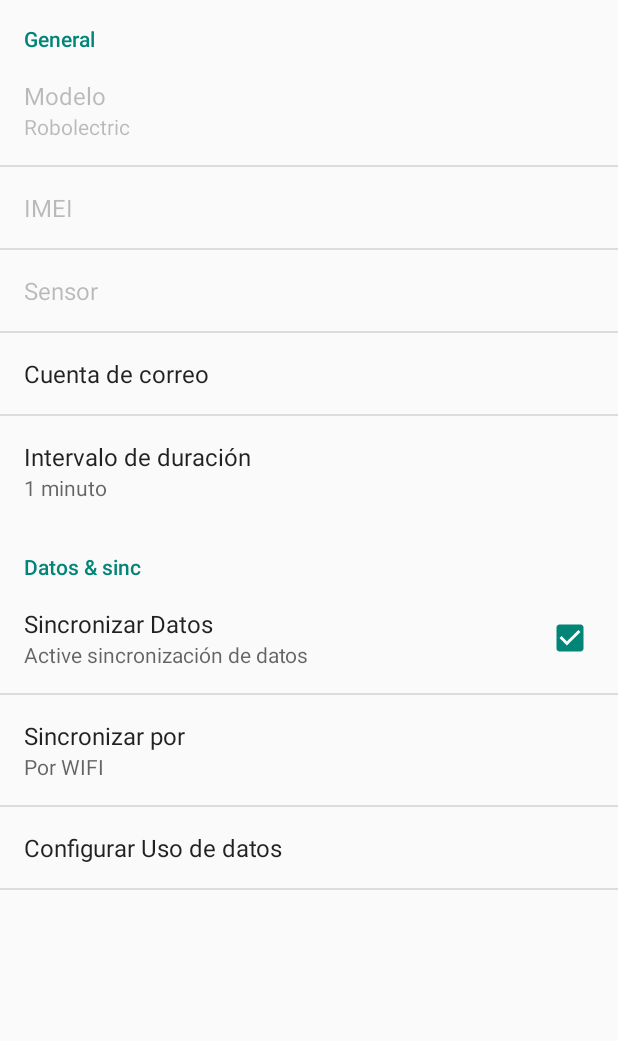
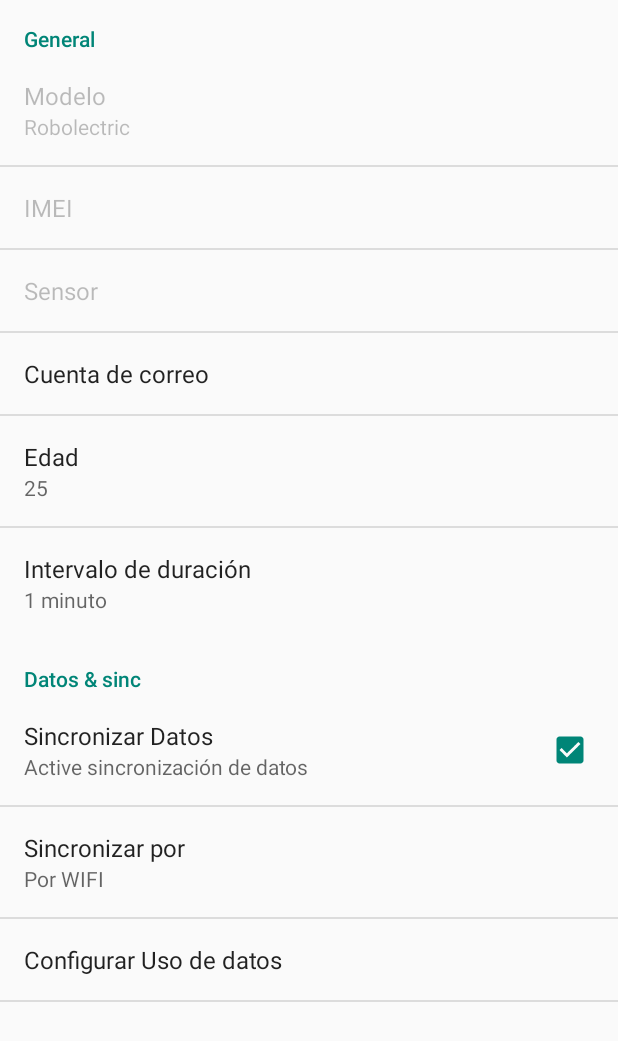
Before and after one commit to MobileActivityRecognition/HARService, an Android app: the SettingsActivity screen opened directly, with no data from a screen before it, on a phone screen of 412 x 824 dp. Shown: the top 1041 px of the screen. Run offline under Robolectric (Android 15) with nearby library versions, the phone set to English and light mode, and no system bars.

Commit message:
- Improvements: Age input preference and preference for input when is not complete

```diff
--- a/ActivityRecognitionSurvey/src/main/java/org/harsurvey/android/cards/Card.java
+++ b/ActivityRecognitionSurvey/src/main/java/org/harsurvey/android/cards/Card.java
@@ -146,7 +146,6 @@ public class Card {
                 cardView.findViewById(R.id.card_content).setVisibility(View.GONE);
             }
 
-
             ViewGroup actionArea = (ViewGroup) cardView.findViewById(R.id.card_actionarea);
 
             // Inflate all action views.
--- a/ActivityRecognitionSurvey/src/main/java/org/harsurvey/android/survey/SettingsActivity.java
+++ b/ActivityRecognitionSurvey/src/main/java/org/harsurvey/android/survey/SettingsActivity.java
@@ -32,6 +32,10 @@ import android.preference.PreferenceFragment;
 import android.preference.PreferenceManager;
 
 import org.harsurvey.android.util.Constants;
+
+import java.util.ArrayList;
+import java.util.Arrays;
+import java.util.List;
 
 
 /**
@@ -128,23 +132,34 @@ public class SettingsActivity extends PreferenceActivity {
 
         // Trigger the listener immediately with the preference's
         // current value.
-        sBindPreferenceSummaryToValueListener.onPreferenceChange(preference,
-                PreferenceManager
-                        .getDefaultSharedPreferences(preference.getContext())
-                        .getString(preference.getKey(), ""));
+        Object value = null;
+        if (preference.getKey().equalsIgnoreCase("year_age")) {
+            value = PreferenceManager
+                    .getDefaultSharedPreferences(preference.getContext())
+                    .getInt(preference.getKey(), 25) + "";
+        }
+        else {
+            value = PreferenceManager
+                    .getDefaultSharedPreferences(preference.getContext())
+                    .getString(preference.getKey(), "");
+        }
+        sBindPreferenceSummaryToValueListener.onPreferenceChange(preference, value);
     }
 
     private static void bindPreferenceAccountNames(Preference preference, Activity activity) {
         ListPreference prefs = ((ListPreference) preference);
         AccountManager manager = (AccountManager) activity.getSystemService(ACCOUNT_SERVICE);
         Account[] list = manager.getAccounts();
-        String[] values = new String[list.length];
+        List<String> values = new ArrayList<>();
         int i = 0;
         for (Account account: list) {
-            values[i++] = account.name;
+            if (account.name.contains("@")) {
+                values.add(account.name);
+            }
         }
-        prefs.setEntryValues(values);
-        prefs.setEntries(values);
+        String[] realValues = values.toArray(new String[values.size()]);
+        prefs.setEntryValues(realValues);
+        prefs.setEntries(realValues);
     }
 
     @TargetApi(Build.VERSION_CODES.HONEYCOMB)
@@ -159,13 +174,15 @@ public class SettingsActivity extends PreferenceActivity {
             Activity context = getActivity();
             bindPreferenceAccountNames(findPreference(
                     Constants.getStringResource(context,
-                    R.string.pref_key_name)), context);
+                            R.string.pref_key_name)), context);
             bindPreferenceSummaryToValue(findPreference(Constants.getStringResource(context,
                     R.string.pref_key_model)));
             bindPreferenceSummaryToValue(findPreference(Constants.getStringResource(context,
                     R.string.pref_key_imei)));
             bindPreferenceSummaryToValue(findPreference(Constants.getStringResource(context,
                     R.string.pref_key_name)));
+            bindPreferenceSummaryToValue(findPreference(Constants.getStringResource(context,
+                    R.string.pref_key_age)));
             bindPreferenceSummaryToValue(findPreference(Constants.getStringResource(context,
                     R.string.pref_key_sensor)));
             bindPreferenceSummaryToValue(findPreference(Constants.getStringResource(context,
@@ -175,4 +192,24 @@ public class SettingsActivity extends PreferenceActivity {
         }
     }
 
+    @TargetApi(Build.VERSION_CODES.HONEYCOMB)
+    public static class AccountFragment extends PreferenceFragment {
+
+        @Override
+        public void onCreate(Bundle savedInstanceState) {
+            super.onCreate(savedInstanceState);
+            addPreferencesFromResource(R.xml.register);
+
+
+            Activity context = getActivity();
+            bindPreferenceAccountNames(findPreference(
+                    Constants.getStringResource(context,
+                            R.string.pref_key_name)), context);
+            bindPreferenceSummaryToValue(findPreference(Constants.getStringResource(context,
+                    R.string.pref_key_name)));
+            bindPreferenceSummaryToValue(findPreference(Constants.getStringResource(context,
+                    R.string.pref_key_age)));
+        }
+    }
+
 }
--- /dev/null
+++ b/ActivityRecognitionSurvey/src/main/java/org/harsurvey/android/util/NumberPickerPreference.java
@@ -0,0 +1,105 @@
+/*
+ * HARService: Activity Recognition Service
+ * Copyright (C) 2015 agimenez
+ *
+ * Licensed under the Apache License, Version 2.0 (the "License");
+ * you may not use this file except in compliance with the License.
+ * You may obtain a copy of the License at
+ *
+ *           http://www.apache.org/licenses/LICENSE-2.0
+ *
+ * Unless required by applicable law or agreed to in writing, software
+ * distributed under the License is distributed on an "AS IS" BASIS,
+ * WITHOUT WARRANTIES OR CONDITIONS OF ANY KIND, either express or implied.
+ * See the License for the specific language governing permissions and
+ * limitations under the License.
+ */
+
+package org.harsurvey.android.util;
+
+import android.content.Context;
+import android.content.res.TypedArray;
+import android.preference.DialogPreference;
+import android.util.AttributeSet;
+import android.view.Gravity;
+import android.view.View;
+import android.view.ViewGroup;
+import android.widget.FrameLayout;
+import android.widget.NumberPicker;
+
+/**
+ * Pick preference.
+ */
+public class NumberPickerPreference extends DialogPreference {
+
+    // allowed range
+    public static final int MAX_VALUE = 80;
+    public static final int MIN_VALUE = 4;
+    // enable or disable the 'circular behavior'
+    public static final boolean WRAP_SELECTOR_WHEEL = true;
+
+    private NumberPicker picker;
+    private int value;
+
+    public NumberPickerPreference(Context context, AttributeSet attrs) {
+        super(context, attrs);
+    }
+
+    public NumberPickerPreference(Context context, AttributeSet attrs, int defStyleAttr) {
+        super(context, attrs, defStyleAttr);
+    }
+
+    @Override
+    protected View onCreateDialogView() {
+        FrameLayout.LayoutParams layoutParams = new FrameLayout.LayoutParams(
+                ViewGroup.LayoutParams.WRAP_CONTENT, ViewGroup.LayoutParams.WRAP_CONTENT);
+        layoutParams.gravity = Gravity.CENTER;
+
+        picker = new NumberPicker(getContext());
+        picker.setLayoutParams(layoutParams);
+
+        FrameLayout dialogView = new FrameLayout(getContext());
+        dialogView.addView(picker);
+
+        return dialogView;
+    }
+
+    @Override
+    protected void onBindDialogView(View view) {
+        super.onBindDialogView(view);
+        picker.setMinValue(MIN_VALUE);
+        picker.setMaxValue(MAX_VALUE);
+        picker.setWrapSelectorWheel(WRAP_SELECTOR_WHEEL);
+        picker.setValue(getValue());
+    }
+
+    @Override
+    protected void onDialogClosed(boolean positiveResult) {
+        if (positiveResult) {
+            picker.clearFocus();
+            int newValue = picker.getValue();
+            if (callChangeListener(newValue)) {
+                setValue(newValue);
+            }
+        }
+    }
+
+    @Override
+    protected Object onGetDefaultValue(TypedArray a, int index) {
+        return a.getInt(index, MIN_VALUE);
+    }
+
+    @Override
+    protected void onSetInitialValue(boolean restorePersistedValue, Object defaultValue) {
+        setValue(restorePersistedValue ? getPersistedInt(MIN_VALUE) : (Integer) defaultValue);
+    }
+
+    public void setValue(int value) {
+        this.value = value;
+        persistInt(this.value);
+    }
+
+    public int getValue() {
+        return this.value;
+    }
+}
--- a/ActivityRecognitionSurvey/src/main/java/org/harsurvey/android/util/PreferenceHelper.java
+++ b/ActivityRecognitionSurvey/src/main/java/org/harsurvey/android/util/PreferenceHelper.java
@@ -81,6 +81,11 @@ public class PreferenceHelper
                 R.string.pref_key_name), "N/A");
     }
 
+    public String getAge() {
+        return preferences.getString(Constants.getStringResource(context, R.string.pref_key_age),
+                "N/A");
+    }
+
     public String getPhoneName() {
         return preferences.getString(Constants.getStringResource(context,
                 R.string.pref_key_model), "N/A");
--- a/ActivityRecognitionSurvey/src/main/res/values/strings.xml
+++ b/ActivityRecognitionSurvey/src/main/res/values/strings.xml
@@ -31,7 +31,6 @@
     <string name="pref_sum_display_name">Provee tu nombre para poder reconocerte</string>
     <string name="pref_title_sync_settings">Sincronización</string>
     <string name="pref_title_session_duration">Intervalo de duración</string>
-
     <string name="pref_default_display_name">Tu nombre completo</string>
     <string name="pref_default_session_duration">1</string>
     <string name="pref_default_sync_method">WIFI</string>
@@ -91,16 +90,19 @@
     <string name="notification_description">Toca para responder a la encuesta</string>
     <string name="pref_title_model">Modelo</string>
     <string name="pref_title_imei">IMEI</string>
+    <string name="pref_title_sensor">Sensor</string>
+    <string name="pref_title_age">Edad</string>
     <string name="pref_key_sensor">sensor</string>
     <string name="pref_key_model">model</string>
     <string name="pref_key_imei">imei</string>
     <string name="pref_key_name">display_name</string>
+    <string name="pref_key_age">year_age</string>
     <string name="pref_key_duration">session_duration</string>
     <string name="pref_key_conn">sync_data_con</string>
     <string name="pref_key_sync">sync_data_method</string>
-    <string name="pref_title_sensor">Sensor</string>
     <string name="rest_host"><![CDATA[
     http://ec2-52-27-63-54.us-west-2.compute.amazonaws.com:8080/
     ]]></string>
     <string name="pick_activity_title">Elija una actividad</string>
+    <string name="pref_default_age">25</string>
 </resources>
--- a/ActivityRecognitionSurvey/src/main/res/xml/prefs.xml
+++ b/ActivityRecognitionSurvey/src/main/res/xml/prefs.xml
@@ -54,14 +54,17 @@
             android:defaultValue="@string/pref_default_display_name"
             android:contentDescription="@string/pref_sum_display_name" />
 
+        <org.harsurvey.android.util.NumberPickerPreference
+            android:key="@string/pref_key_age"
+            android:title="@string/pref_title_age"
+            android:defaultValue="@string/pref_default_age" />
+
         <ListPreference
             android:key="@string/pref_key_duration"
             android:title="@string/pref_title_session_duration"
             android:entries="@array/pref_session_duration_titles"
             android:entryValues="@array/pref_session_duration_values"
-            android:defaultValue="@string/pref_default_session_duration"
-            android:negativeButtonText="@null"
-            android:positiveButtonText="@null" />
+            android:defaultValue="@string/pref_default_session_duration" />
     </PreferenceCategory>
     <PreferenceCategory android:title="@string/pref_header_data_sync" android:key="pref_data_sync">
         <CheckBoxPreference
--- /dev/null
+++ b/ActivityRecognitionSurvey/src/main/res/xml/register.xml
@@ -0,0 +1,31 @@
+<?xml version="1.0" encoding="utf-8"?>
+<!--
+  ~ HARService: Activity Recognition Service
+  ~ Copyright (C) 2015 agimenez
+  ~
+  ~ Licensed under the Apache License, Version 2.0 (the "License");
+  ~ you may not use this file except in compliance with the License.
+  ~ You may obtain a copy of the License at
+  ~
+  ~           http://www.apache.org/licenses/LICENSE-2.0
+  ~
+  ~ Unless required by applicable law or agreed to in writing, software
+  ~ distributed under the License is distributed on an "AS IS" BASIS,
+  ~ WITHOUT WARRANTIES OR CONDITIONS OF ANY KIND, either express or implied.
+  ~ See the License for the specific language governing permissions and
+  ~ limitations under the License.
+  -->
+
+<PreferenceScreen xmlns:android="http://schemas.android.com/apk/res/android">
+    <ListPreference
+        android:key="@string/pref_key_name"
+        android:title="@string/pref_title_display_name"
+        android:defaultValue="@string/pref_default_display_name"
+        android:contentDescription="@string/pref_sum_display_name" />
+
+    <org.harsurvey.android.util.NumberPickerPreference
+        android:key="@string/pref_key_age"
+        android:title="@string/pref_title_age"
+        android:defaultValue="@string/pref_default_age" />
+
+</PreferenceScreen>
```
Also changed, not shown: ActivityRecognitionSurvey/src/main/res/mipmap-xxxhdpi/ic_launcher.png (added).
